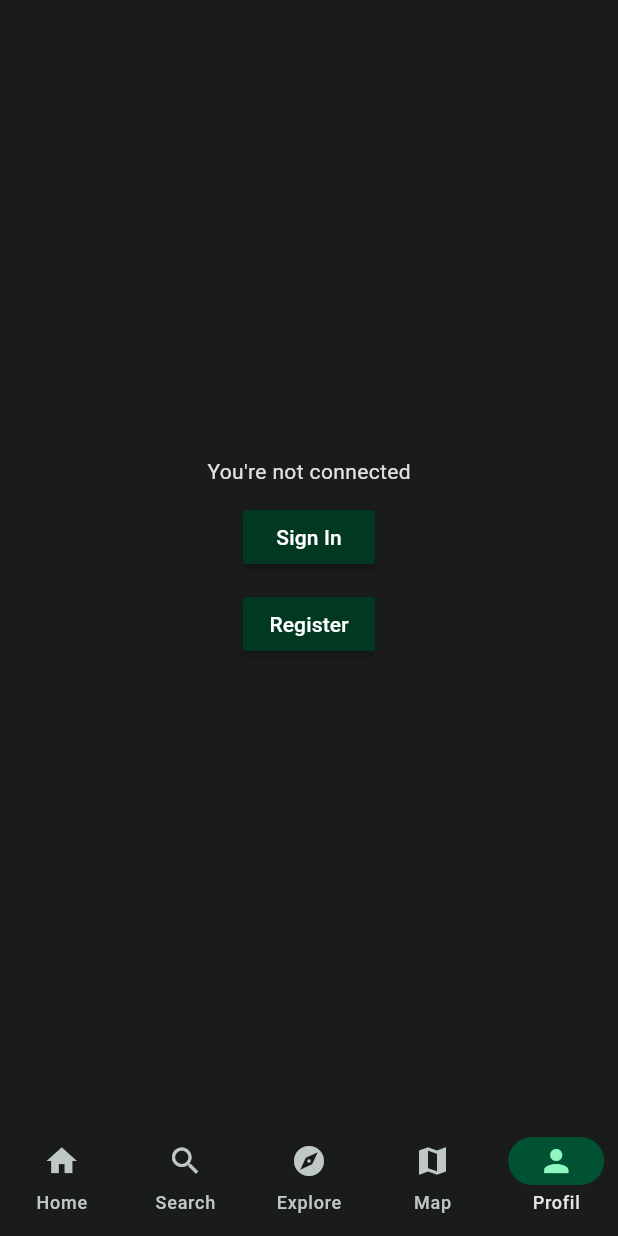
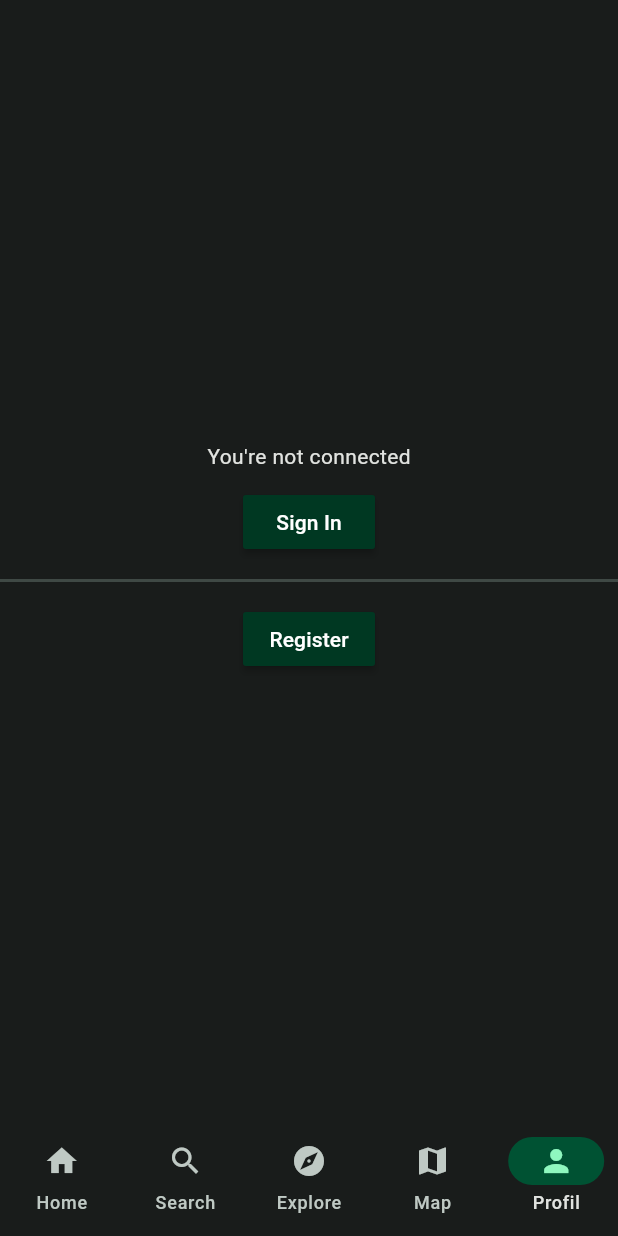
Before and after one commit to On-Arap/veggies_notes, a Flutter app: the screen it shows after launch, item 5 of the bottom bar chosen, on a phone screen of 412 x 824 dp. Run offline on Flutter 3.47's test engine with Material 2 defaults, Android fonts, the phone set to English and light mode, and no system bars; our stand-ins replace bloc, cloud_firestore, equatable, firebase_core, flutter_bloc, google_maps_flutter and 1 more; accounts and stored records are empty.

Commit message:
add Divider on Login Page

```diff
--- a/lib/pages/profil_page.dart
+++ b/lib/pages/profil_page.dart
@@ -21,6 +21,11 @@ class _ProfilPageState extends State<ProfilPage> {
           const SizedBox(height: 10.0),
           MaterialButton(color: Theme.of(context).colorScheme.onSecondary, child: const Text("Sign In"), onPressed: () {}),
           const SizedBox(height: 10.0),
+          const Divider(
+            height: 10.0,
+            thickness: 2,
+          ),
+          const SizedBox(height: 10.0),
           MaterialButton(color: Theme.of(context).colorScheme.onSecondary, child: const Text("Register"), onPressed: () {}),
         ],
       ),
```
